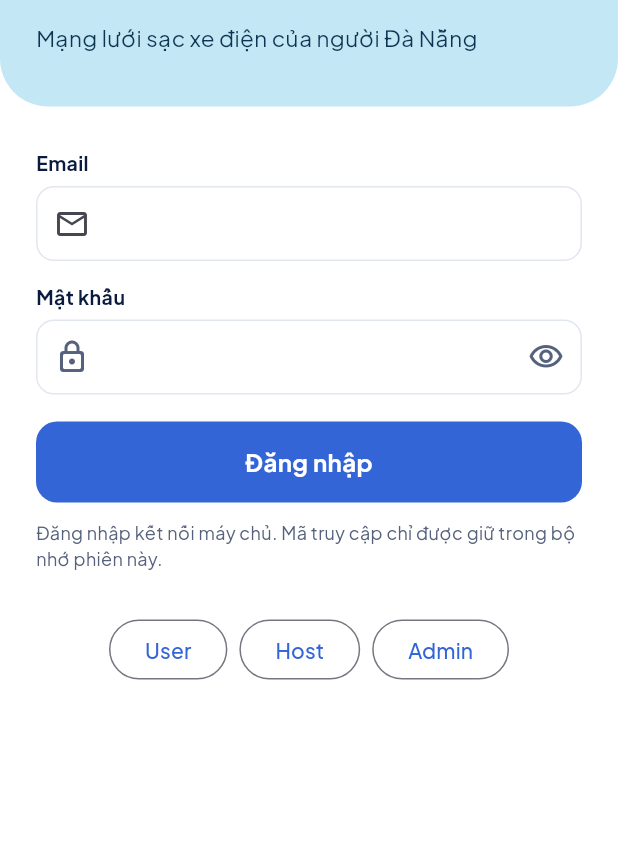
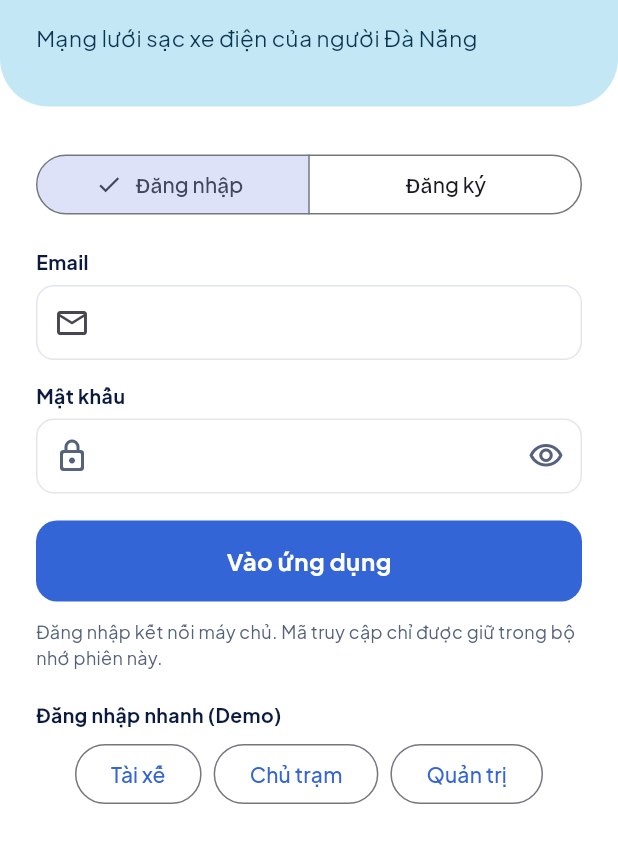
Before and after one commit to monster9k/ev-sharegrid, a Flutter app: the screen it shows after launch, after a tap on "Bỏ qua", on a phone screen of 412 x 824 dp, the part 303-1166 px from its top. Run offline on Flutter 3.47's test engine with Material 3 defaults, Android fonts, the phone set to English and light mode, and no system bars; our stand-ins replace go_router, google_fonts; network calls fail.

Commit message:
feat(fe): register drivers and share authenticated session handling

```diff
--- a/lib/screens/user/login_screen.dart
+++ b/lib/screens/user/login_screen.dart
@@ -1,3 +1,5 @@
+import 'dart:async';
+
 import 'package:flutter/material.dart';
 import 'package:go_router/go_router.dart';
 
@@ -16,6 +18,9 @@ class LoginScreen extends StatefulWidget {
 }
 
 class _LoginScreenState extends State<LoginScreen> {
+  final _name = TextEditingController();
+  final _confirmation = TextEditingController();
+  bool _registering = false;
   final _email = TextEditingController();
   final _password = TextEditingController();
   bool _obscure = true;
@@ -25,17 +30,17 @@ class _LoginScreenState extends State<LoginScreen> {
   static const _demoPassword = String.fromEnvironment('DEMO_PASSWORD');
   static const _demoAccounts = [
     (
-      'User',
+      'Tài xế',
       'user1@sharegrid.vn',
       String.fromEnvironment('DEMO_USER_PASSWORD', defaultValue: _demoPassword),
     ),
     (
-      'Host',
+      'Chủ trạm',
       'host1@sharegrid.vn',
       String.fromEnvironment('DEMO_HOST_PASSWORD', defaultValue: _demoPassword),
     ),
     (
-      'Admin',
+      'Quản trị',
       'admin@sharegrid.vn',
       String.fromEnvironment(
         'DEMO_ADMIN_PASSWORD',
@@ -50,20 +55,45 @@ class _LoginScreenState extends State<LoginScreen> {
     setState(() => _error = null);
     if (demoPassword.isNotEmpty) {
       _password.text = demoPassword;
-      _login();
+      _submit();
     }
   }
 
   @override
   void dispose() {
+    _name.dispose();
+    _confirmation.dispose();
     _email.dispose();
     _password.dispose();
     super.dispose();
   }
 
-  Future<void> _login() async {
-    if (_email.text.trim().isEmpty || _password.text.isEmpty) {
-      setState(() => _error = 'Nhập email và mật khẩu để đăng nhập.');
+  String? _validate() {
+    if (_registering &&
+        (_name.text.trim().isEmpty || _name.text.trim().runes.length > 100)) {
+      return 'Họ tên cần từ 1 đến 100 ký tự.';
+    }
+    final email = _email.text.trim();
+    if (email.runes.length > 100 ||
+        !RegExp(r'^[^\s@]+@[^\s@]+\.[^\s@]+$').hasMatch(email)) {
+      return 'Địa chỉ email không hợp lệ.';
+    }
+    if (_registering &&
+        (_password.text.runes.length < 8 ||
+            _password.text.runes.length > 128)) {
+      return 'Mật khẩu cần từ 8 đến 128 ký tự.';
+    }
+    if (_registering && _password.text != _confirmation.text) {
+      return 'Hai mật khẩu chưa khớp.';
+    }
+    return _password.text.isEmpty ? 'Vui lòng nhập mật khẩu.' : null;
+  }
+
+  Future<void> _submit() async {
+    if (_busy) return;
+    final error = _validate();
+    if (error != null) {
+      setState(() => _error = error);
       return;
     }
     setState(() {
@@ -71,7 +101,14 @@ class _LoginScreenState extends State<LoginScreen> {
       _error = null;
     });
     try {
-      final user = await (widget.client ?? apiClient).login(
+      final api = widget.client ?? apiClient;
+      final user = _registering
+          ? await api.register(
+              fullName: _name.text.trim(),
+              email: _email.text.trim(),
+              password: _password.text,
+            )
+          : await api.login(
               email: _email.text.trim(),
               password: _password.text,
             );
@@ -96,8 +133,10 @@ class _LoginScreenState extends State<LoginScreen> {
       setState(() {
         _error = switch (error) {
           ApiException(statusCode: 401) => 'Email hoặc mật khẩu không đúng.',
-          ApiException() => error.userMessage,
-          _ => 'Không thể đăng nhập tới máy chủ.',
+          ApiException(statusCode: 409 || 422 || 429) => error.message,
+          ApiException() => 'Máy chủ chưa thể xử lý yêu cầu. Vui lòng thử lại.',
+          TimeoutException() => 'Máy chủ phản hồi quá lâu. Vui lòng thử lại.',
+          _ => 'Không thể kết nối máy chủ. Hãy kiểm tra kết nối và thử lại.',
         };
       });
     } finally {
@@ -150,8 +189,41 @@ class _LoginScreenState extends State<LoginScreen> {
             child: Column(
               crossAxisAlignment: CrossAxisAlignment.stretch,
               children: [
+                SegmentedButton<bool>(
+                  segments: const [
+                    ButtonSegment(value: false, label: Text('Đăng nhập')),
+                    ButtonSegment(value: true, label: Text('Đăng ký')),
+                  ],
+                  selected: {_registering},
+                  onSelectionChanged: _busy
+                      ? null
+                      : (selection) => setState(() {
+                          _registering = selection.single;
+                          _error = null;
+                          _password.clear();
+                          _confirmation.clear();
+                        }),
+                ),
+                const Gap(18),
+                if ((widget.client ?? apiClient).sessionExpired) ...[
+                  const Text('Phiên đăng nhập đã hết hạn'),
+                  const Gap(12),
+                ],
+                if (_registering) ...[
+                  const _Label('Họ tên'),
+                  TextField(
+                    controller: _name,
+                    enabled: !_busy,
+                    keyboardType: TextInputType.name,
+                    autofillHints: const [AutofillHints.name],
+                    textInputAction: TextInputAction.next,
+                  ),
+                  const Gap(14),
+                ],
                 const _Label('Email'),
                 TextField(
+                  key: const ValueKey('auth-email'),
+                  enabled: !_busy,
                   controller: _email,
                   keyboardType: TextInputType.emailAddress,
                   autofillHints: const [AutofillHints.username],
@@ -159,14 +231,20 @@ class _LoginScreenState extends State<LoginScreen> {
                   decoration: const InputDecoration(
                     prefixIcon: Icon(Icons.email_outlined),
                   ),
-                  onSubmitted: (_) => _busy ? null : _login(),
+                  textInputAction: TextInputAction.next,
                 ),
                 const Gap(14),
                 const _Label('Mật khẩu'),
                 TextField(
+                  key: const ValueKey('auth-password'),
+                  enabled: !_busy,
                   controller: _password,
                   obscureText: _obscure,
-                  autofillHints: const [AutofillHints.password],
+                  autofillHints: [
+                    _registering
+                        ? AutofillHints.newPassword
+                        : AutofillHints.password,
+                  ],
                   style: AppFonts.body(size: 15, weight: FontWeight.w600),
                   decoration: InputDecoration(
                     prefixIcon: const Icon(
@@ -184,8 +262,19 @@ class _LoginScreenState extends State<LoginScreen> {
                       ),
                     ),
                   ),
-                  onSubmitted: (_) => _busy ? null : _login(),
+                  onSubmitted: _registering ? null : (_) => _submit(),
                 ),
+                if (_registering) ...[
+                  const Gap(14),
+                  const _Label('Nhập lại mật khẩu'),
+                  TextField(
+                    controller: _confirmation,
+                    enabled: !_busy,
+                    obscureText: _obscure,
+                    autofillHints: const [AutofillHints.newPassword],
+                    onSubmitted: (_) => _submit(),
+                  ),
+                ],
                 if (_error != null) ...[
                   const Gap(12),
                   Container(
@@ -206,16 +295,20 @@ class _LoginScreenState extends State<LoginScreen> {
                 ],
                 const Gap(18),
                 AppButton(
-                  label: _busy ? 'Đang đăng nhập…' : 'Đăng nhập',
+                  label: _busy
+                      ? 'Đang gửi…'
+                      : (_registering ? 'Tạo tài khoản' : 'Vào ứng dụng'),
                   height: 54,
-                  onPressed: _busy ? null : _login,
+                  onPressed: _busy ? null : _submit,
                 ),
                 const Gap(12),
                 const MutedText(
                   'Đăng nhập kết nối máy chủ. Mã truy cập chỉ được giữ trong bộ nhớ phiên này.',
                   size: 12,
                 ),
-                const Gap(28),
+                if (!_registering) ...[
+                  const Gap(20),
+                  const _Label('Đăng nhập nhanh (Demo)'),
                   Wrap(
                     alignment: WrapAlignment.center,
                     spacing: 8,
@@ -230,6 +323,7 @@ class _LoginScreenState extends State<LoginScreen> {
                         ),
                     ],
                   ),
+                ],
               ],
             ),
           ),
--- a/lib/screens/user/profile_screen.dart
+++ b/lib/screens/user/profile_screen.dart
@@ -72,7 +72,7 @@ class _ProfileScreenState extends State<ProfileScreen> {
               label: 'Đăng xuất',
               kind: AppButtonKind.outline,
               onPressed: () {
-                _api.clearSession();
+                _api.logout();
                 context.go('/login');
               },
             ),
```
Also changed, not shown: lib/data/api.dart (+44 -12 lines), 1 other file. Lines whose indentation alone changed are shown as unchanged.
